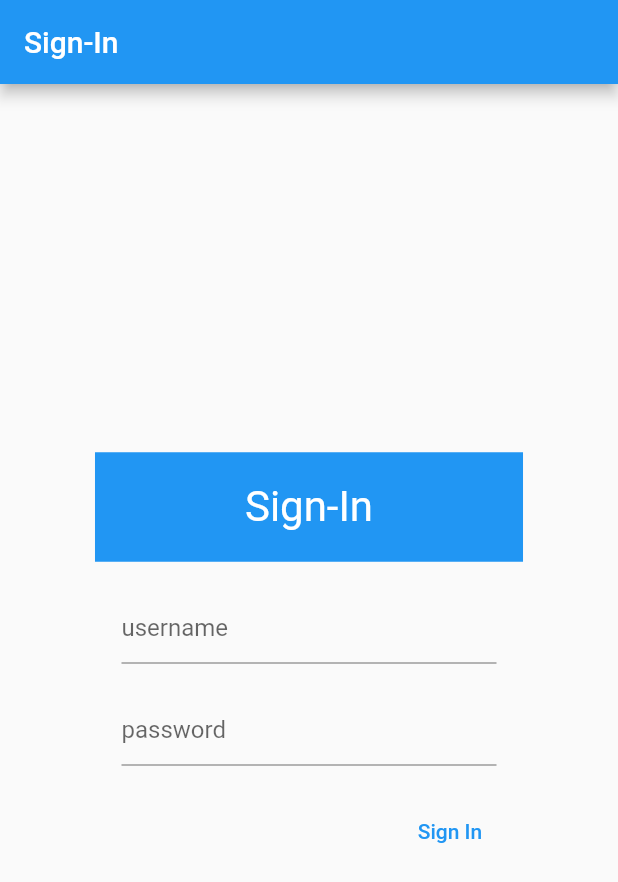
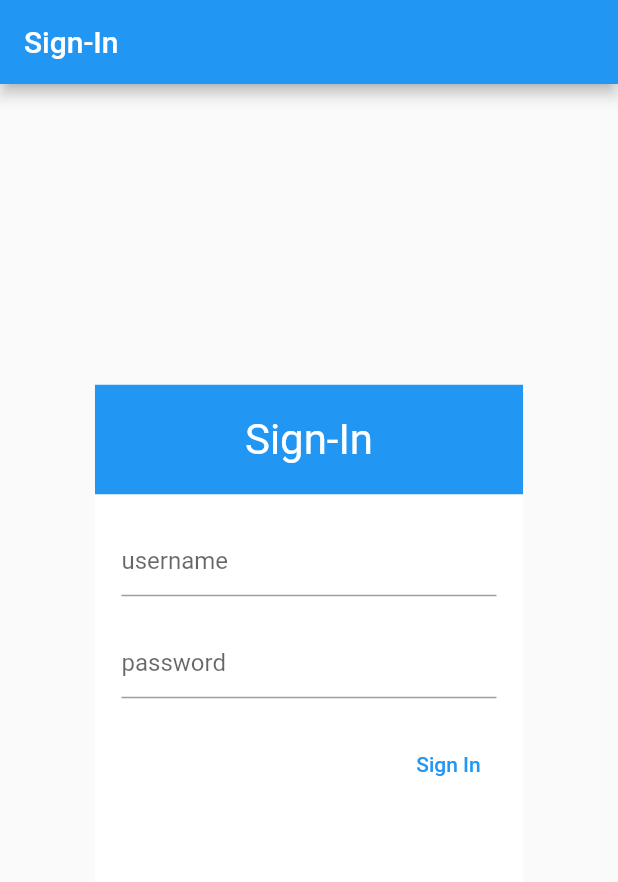
Before and after one commit to lukajincharadze/Flutter_Sign-in-form, a Flutter app: the screen it shows after launch, on a phone screen of 412 x 824 dp. Shown: the top 882 px of the screen. Run offline on Flutter 3.47's test engine with Material 2 defaults, Android fonts, the phone set to English and light mode, and no system bars.

```diff
--- a/sign_in_form/lib/main.dart
+++ b/sign_in_form/lib/main.dart
@@ -20,6 +20,9 @@ class MyApp extends StatelessWidget {
           title: Text("Sign-In"),
         ),
         body: Center(
+          child: Container(
+            color: Colors.white,
+            height: 367,
             child: Column(
               mainAxisAlignment: MainAxisAlignment.center,
               children: [
@@ -47,7 +50,9 @@ class MyApp extends StatelessWidget {
                   ),
                 ),
                 Container(
-                margin: EdgeInsets.only(right: 80),
+                  width: 200,
+                  margin: EdgeInsets.only(left: 50),
+                  padding: EdgeInsets.only(bottom: 90),
                   child: Row (
                     mainAxisAlignment: MainAxisAlignment.end,
                     children: [
@@ -59,6 +64,7 @@ class MyApp extends StatelessWidget {
             ),
           ),
         ),
+      ),
     );
   }
 }
```
Lines whose indentation alone changed are shown as unchanged.
